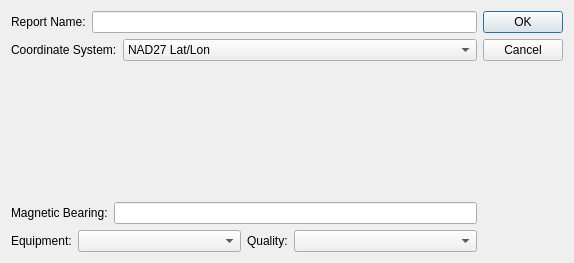
Qt form getReportDialog.ui (tvrusso/qDF) before a commit.
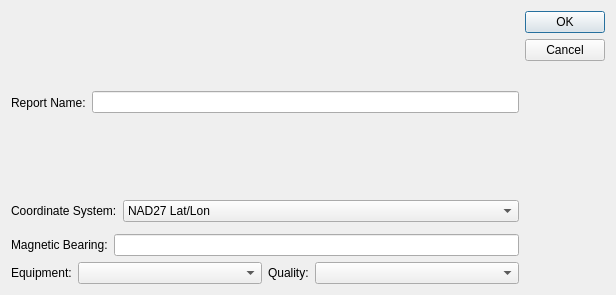
The same form after that commit. Custom widgets are drawn as their Qt base class.

Commit message:
Fix tab order issue.
All it took was deleting and recreating the botton box.  Must be a bogus
designer bug.

Patch:
```diff
--- a/getReportDialog.ui
+++ b/getReportDialog.ui
@@ -5,8 +5,8 @@
    <rect>
     <x>0</x>
     <y>0</y>
-    <width>574</width>
-    <height>263</height>
+    <width>616</width>
+    <height>295</height>
    </rect>
   </property>
   <property name="windowTitle" >
@@ -27,16 +27,6 @@
      </item>
     </layout>
    </item>
-   <item rowspan="5" row="0" column="1" >
-    <widget class="QDialogButtonBox" name="buttonBox" >
-     <property name="orientation" >
-      <enum>Qt::Vertical</enum>
-     </property>
-     <property name="standardButtons" >
-      <set>QDialogButtonBox::Cancel|QDialogButtonBox::Ok</set>
-     </property>
-    </widget>
-   </item>
    <item row="1" column="0" >
     <layout class="QHBoxLayout" name="horizontalLayout_2" >
      <item>
@@ -144,6 +134,16 @@
      </property>
     </widget>
    </item>
+   <item row="0" column="1" >
+    <widget class="QDialogButtonBox" name="buttonBox" >
+     <property name="orientation" >
+      <enum>Qt::Vertical</enum>
+     </property>
+     <property name="standardButtons" >
+      <set>QDialogButtonBox::Cancel|QDialogButtonBox::Ok</set>
+     </property>
+    </widget>
+   </item>
   </layout>
  </widget>
  <customwidgets>
```
Left out of the diff: 17 changed lines with no effect on the pictures.
